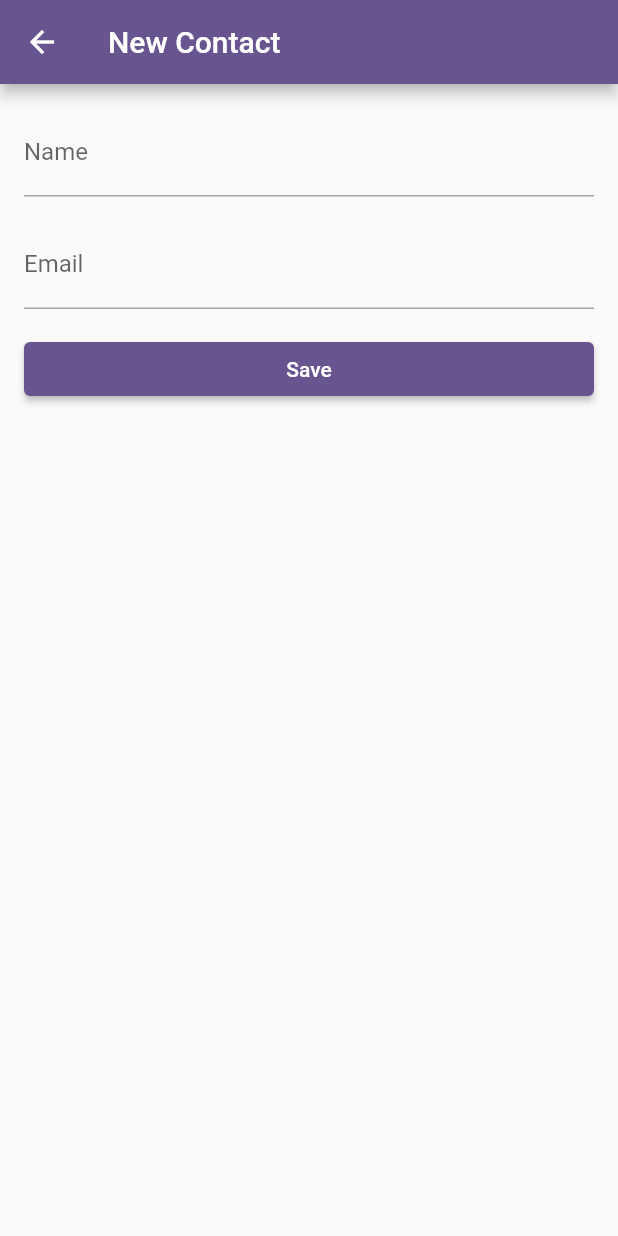
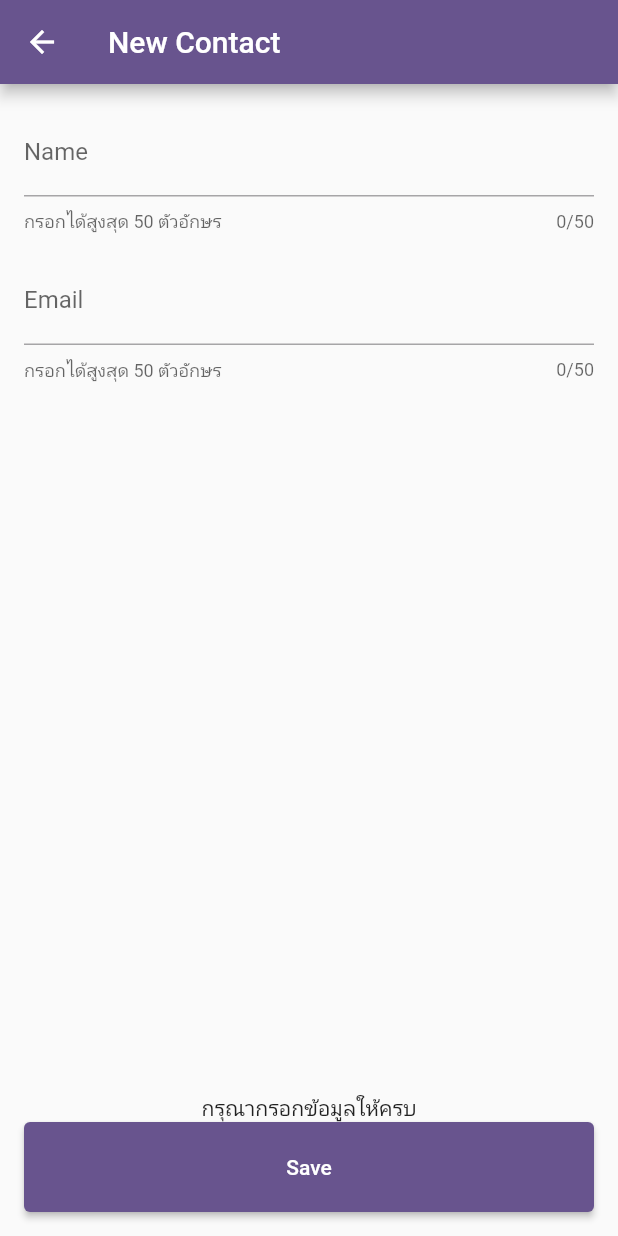
Before and after one commit to rangsanintharaphoom/nextflow_flutter_3_contact_app, a Flutter app: the NewContactPage screen opened by its route, after a tap on "Save", on a phone screen of 412 x 824 dp. Run offline on Flutter 3.47's test engine with Material 2 defaults, Android fonts, the phone set to English and light mode, and no system bars; our stand-ins replace get.

Commit message:
Fix UI rendering issue and add contact controller

```diff
--- /dev/null
+++ b/lib/controllers/contact_controller.dart
@@ -0,0 +1,10 @@
+import 'package:get/get.dart';
+import '../models/contact_model.dart';
+
+class ContactController extends GetxController {
+  var contacts = <ContactModel>[].obs;
+
+  void addContact(ContactModel contact) {
+    contacts.add(contact);
+  }
+}
--- a/lib/main.dart
+++ b/lib/main.dart
@@ -25,7 +25,7 @@ class MyApp extends StatelessWidget {
         GetPage(
           name: "/",
           page: () {
-            return const HomePage();
+            return HomePage();
           },
         ),
         GetPage(
--- /dev/null
+++ b/lib/models/contact_model.dart
@@ -0,0 +1,7 @@
+
+class ContactModel {
+  String name;
+  String email;
+
+  ContactModel(this.name, this.email );
+}
--- /dev/null
+++ b/lib/pages/new_contact_page/new_contact_controller.dart
@@ -0,0 +1,28 @@
+import 'package:get/get.dart';
+import '../../controllers/contact_controller.dart';
+import '../../models/contact_model.dart';
+
+class NewContactController extends GetxController {
+
+  var contactController = Get.find<ContactController>();
+
+  String name = "";
+  String email = "";
+  var warningMessagee = "".obs;
+
+  void save(){
+    print("Name: $name");
+    print("Email: $email");
+    // ตรวจสอบว่ามีการกรอกข้อมูลหรือไม่
+    if (name.isEmpty || email.isEmpty) {
+      warningMessagee.value = "กรุณากรอกข้อมูลให้ครบ";
+    } else {
+
+      var contact = ContactModel(name, email);
+      contactController.addContact(contact);
+
+      warningMessagee.value = "";
+      Get.back();
+    }
+  }
+}
--- a/lib/pages/new_contact_page/new_contact_page.dart
+++ b/lib/pages/new_contact_page/new_contact_page.dart
@@ -1,6 +1,9 @@
+import 'package:contact_app/pages/new_contact_page/new_contact_controller.dart';
 import 'package:flutter/material.dart';
+import 'package:get/get.dart';
 
 class NewContactPage extends StatelessWidget {
+  var controller = Get.put(NewContactController());
   @override
   Widget build(BuildContext context) {
     return Scaffold(
@@ -14,20 +17,38 @@ class NewContactPage extends StatelessWidget {
             TextField(
               decoration: InputDecoration(
                 labelText: 'Name',
+                helperText: 'กรอกได้สูงสุด 50 ตัวอักษร',
               ),
+              maxLength:50,
+              onChanged: (value) {
+                print(value);
+                controller.name = value;
+              },
             ),
             SizedBox(height: 16.0),
             TextField(
               decoration: InputDecoration(
                 labelText: 'Email',
+              helperText: 'กรอกได้สูงสุด 50 ตัวอักษร',
               ),
+              maxLength:50,
+              onChanged: (value) {
+                print(value);
+                controller.email = value;
+              },
             ),
-            SizedBox(height: 16.0),
+            //SizedBox(height: 16.0),
+            Spacer(),
+            Obx(() {
+              return Text("${controller.warningMessagee}");
+            }),
             Container(
               width: double.infinity,
+              height: 60.0, // Add this line to set the height of the button
               child: ElevatedButton(
                 onPressed: () {
-                  // TODO: Implement save functionality
+                  controller.save();
+                  //Get.back();
                 },
                 child: Text('Save'),
               ),
```
Also changed, not shown: lib/pages/home_page/home_page.dart (+18 -1 lines).
